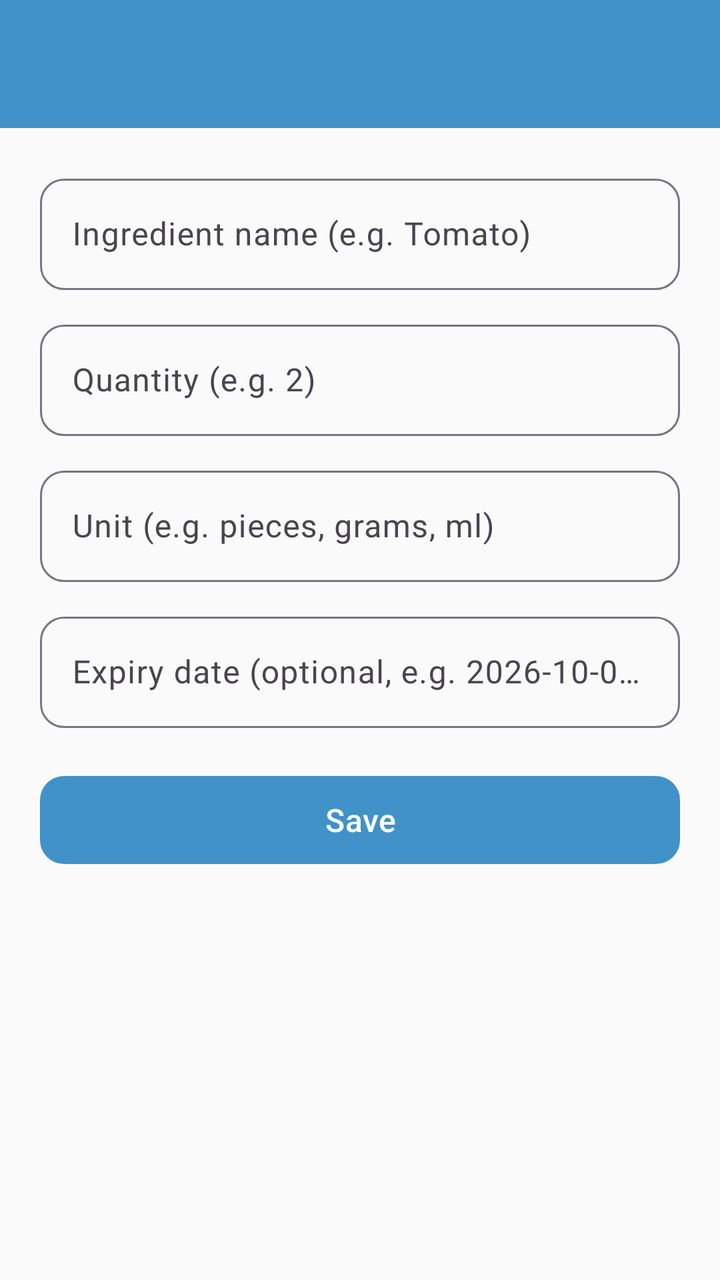
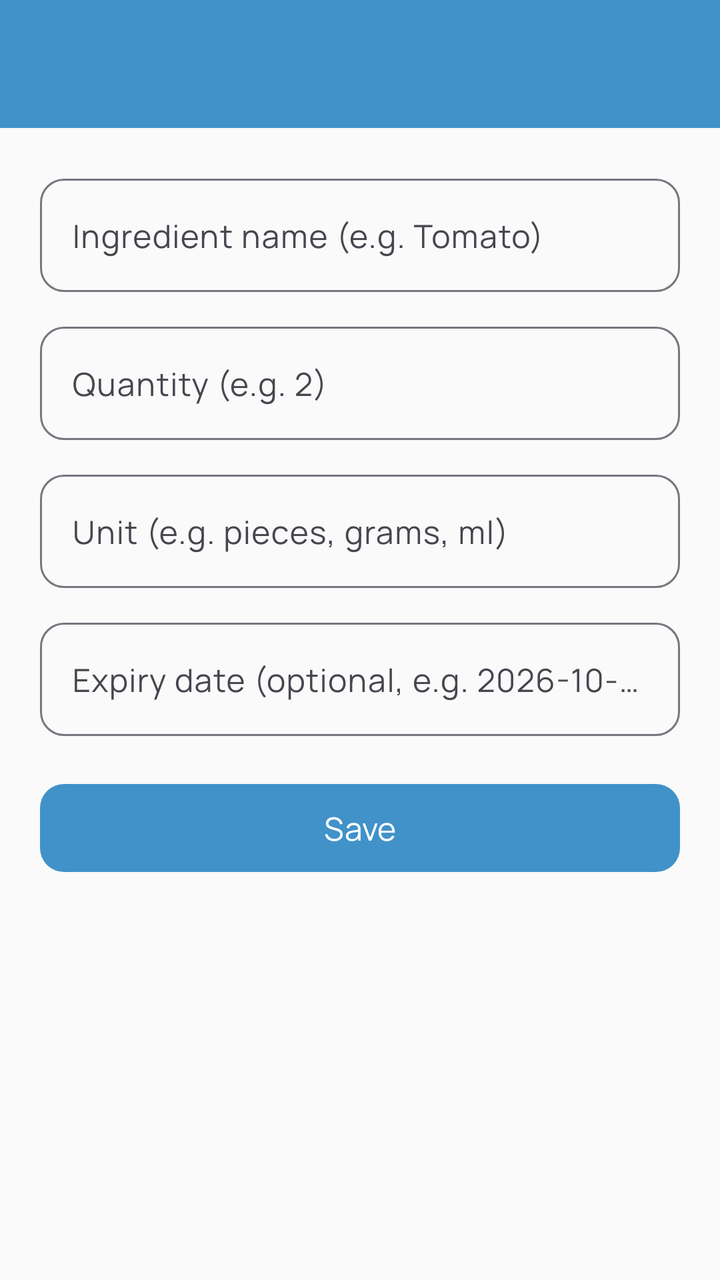

Screens rendered from an Android XML layout before and after an edit, with the pre-edit source and the edit as a unified diff.
<!-- AndroidManifest.xml: application theme Theme.SmartPantryManager -->
<!-- res/layout/activity_add_edit_ingredient.xml -->
<?xml version="1.0" encoding="utf-8"?>
<LinearLayout xmlns:android="http://schemas.android.com/apk/res/android"
    xmlns:app="http://schemas.android.com/apk/res-auto"
    android:layout_width="match_parent"
    android:layout_height="match_parent"
    android:orientation="vertical"
    android:fitsSystemWindows="true"
    android:background="@color/pantry_background">

    <androidx.appcompat.widget.Toolbar
        android:id="@+id/toolbar"
        android:layout_width="match_parent"
        android:layout_height="?attr/actionBarSize"
        android:background="@color/pantry_primary"
        android:theme="@style/ThemeOverlay.AppCompat.Dark.ActionBar"/>

    <LinearLayout
        android:layout_width="match_parent"
        android:layout_height="wrap_content"
        android:orientation="vertical"
        android:padding="20dp">

        <com.google.android.material.textfield.TextInputLayout
            android:layout_width="match_parent"
            android:layout_height="wrap_content"
            style="@style/Widget.Material3.TextInputLayout.OutlinedBox"
            app:boxCornerRadiusTopStart="12dp"
            app:boxCornerRadiusTopEnd="12dp"
            app:boxCornerRadiusBottomStart="12dp"
            app:boxCornerRadiusBottomEnd="12dp">

            <com.google.android.material.textfield.TextInputEditText
                android:id="@+id/editTextName"
                android:layout_width="match_parent"
                android:layout_height="wrap_content"
                android:hint="Ingredient name (e.g. Tomato)"/>
        </com.google.android.material.textfield.TextInputLayout>

        <com.google.android.material.textfield.TextInputLayout
            android:layout_width="match_parent"
            android:layout_height="wrap_content"
            style="@style/Widget.Material3.TextInputLayout.OutlinedBox"
            android:layout_marginTop="12dp"
            app:boxCornerRadiusTopStart="12dp"
            app:boxCornerRadiusTopEnd="12dp"
            app:boxCornerRadiusBottomStart="12dp"
            app:boxCornerRadiusBottomEnd="12dp">

            <com.google.android.material.textfield.TextInputEditText
                android:id="@+id/editTextQuantity"
                android:layout_width="match_parent"
                android:layout_height="wrap_content"
                android:inputType="numberDecimal"
                android:hint="Quantity (e.g. 2)"/>
        </com.google.android.material.textfield.TextInputLayout>

        <com.google.android.material.textfield.TextInputLayout
            android:layout_width="match_parent"
            android:layout_height="wrap_content"
            style="@style/Widget.Material3.TextInputLayout.OutlinedBox"
            android:layout_marginTop="12dp"
            app:boxCornerRadiusTopStart="12dp"
            app:boxCornerRadiusTopEnd="12dp"
            app:boxCornerRadiusBottomStart="12dp"
            app:boxCornerRadiusBottomEnd="12dp">

            <com.google.android.material.textfield.TextInputEditText
                android:id="@+id/editTextUnit"
                android:layout_width="match_parent"
                android:layout_height="wrap_content"
                android:hint="Unit (e.g. pieces, grams, ml)"/>
        </com.google.android.material.textfield.TextInputLayout>

        <com.google.android.material.textfield.TextInputLayout
            android:layout_width="match_parent"
            android:layout_height="wrap_content"
            style="@style/Widget.Material3.TextInputLayout.OutlinedBox"
            android:layout_marginTop="12dp"
            app:boxCornerRadiusTopStart="12dp"
            app:boxCornerRadiusTopEnd="12dp"
            app:boxCornerRadiusBottomStart="12dp"
            app:boxCornerRadiusBottomEnd="12dp">

            <com.google.android.material.textfield.TextInputEditText
                android:id="@+id/editTextExpiry"
                android:layout_width="match_parent"
                android:layout_height="wrap_content"
                android:hint="Expiry date (optional, e.g. 2026-10-05)"/>
        </com.google.android.material.textfield.TextInputLayout>

        <com.google.android.material.button.MaterialButton
            android:id="@+id/buttonSave"
            android:layout_width="match_parent"
            android:layout_height="52dp"
            android:text="Save"
            android:textSize="16sp"
            app:cornerRadius="12dp"
            app:backgroundTint="@color/pantry_primary"
            android:layout_marginTop="20dp"/>

    </LinearLayout>
</LinearLayout>
<!-- resources referenced by this layout -->
<resources>
  <color name="pantry_background">#FAFAFA</color>
  <color name="pantry_primary">#4092C9</color>
  <style name="Theme.SmartPantryManager" parent="Theme.Material3.DayNight.NoActionBar">
          <item name="colorPrimary">@color/pantry_primary</item>
          <item name="colorOnPrimary">@color/pantry_on_primary</item>
          <item name="colorPrimaryContainer">@color/pantry_primary</item>
          <item name="colorOnPrimaryContainer">@color/pantry_on_primary</item>
  
          <item name="colorSecondary">@color/pantry_accent</item>
          <item name="colorOnSecondary">@color/pantry_text_primary</item>
  
          <item name="colorSurface">@color/pantry_surface</item>
          <item name="colorOnSurface">@color/pantry_text_primary</item>
  
          <item name="android:colorBackground">@color/pantry_background</item>
          <item name="colorOnBackground">@color/pantry_text_primary</item>
  
          <item name="colorError">@color/pantry_error</item>
      </style>
  <color name="pantry_on_primary">#FFFFFF</color>
  <color name="pantry_accent">#FF9B30</color>
  <color name="pantry_text_primary">#212121</color>
  <color name="pantry_surface">#FFFFFF</color>
  <color name="pantry_error">#D64740</color>
</resources>

<!-- the commit's change to res/layout/activity_add_edit_ingredient.xml (unified diff, before → after) -->
@@ -8,7 +8,7 @@
     android:background="@color/pantry_background">
 
     <androidx.appcompat.widget.Toolbar
-        android:id="@+id/toolbar"
+        android:id="@+id/toolbarAddEdit"
         android:layout_width="match_parent"
         android:layout_height="?attr/actionBarSize"
         android:background="@color/pantry_primary"
<!-- resource entries referenced after the edit -->
@@ -3,6 +3,8 @@
   <color name="pantry_background">#FAFAFA</color>
   <color name="pantry_primary">#4092C9</color>
   <style name="Theme.SmartPantryManager" parent="Theme.Material3.DayNight.NoActionBar">
+          <item name="android:fontFamily">@font/manrope_family</item>
+          <item name="fontFamily">@font/manrope_family</item>
           <item name="colorPrimary">@color/pantry_primary</item>
           <item name="colorOnPrimary">@color/pantry_on_primary</item>
           <item name="colorPrimaryContainer">@color/pantry_primary</item>
